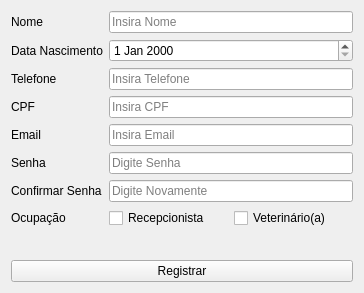
The window that tela_registrar.ui (mateuszinum/Projeto-Clinica-Veterinaria) describes before a commit, drawn with Qt 5.
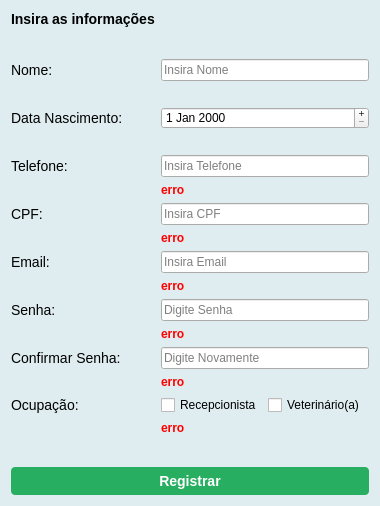
The same window after the commit.

```diff
--- a/tela_registrar.ui
+++ b/tela_registrar.ui
@@ -6,23 +6,36 @@
    <rect>
     <x>0</x>
     <y>0</y>
-    <width>364</width>
-    <height>274</height>
+    <width>380</width>
+    <height>498</height>
    </rect>
   </property>
   <property name="windowTitle">
-   <string>Form</string>
+   <string>Tela Registrar</string>
+  </property>
+  <property name="styleSheet">
+   <string notr="true">QWidget#Form {
+    background-color: #dfedf0;
+}</string>
   </property>
   <layout class="QFormLayout" name="formLayout">
-   <item row="0" column="0">
+   <item row="2" column="0">
     <widget class="QLabel" name="label">
+     <property name="styleSheet">
+      <string notr="true">    font-family: &quot;Arial&quot;, sans-serif;
+    font-size: 14px;</string>
+     </property>
      <property name="text">
-      <string>Nome</string>
+      <string>Nome:</string>
      </property>
     </widget>
    </item>
-   <item row="0" column="1">
+   <item row="2" column="1">
     <widget class="QLineEdit" name="nome_input">
+     <property name="styleSheet">
+      <string notr="true">    font-family: &quot;Arial&quot;, sans-serif;
+    font-size: 12px;</string>
+     </property>
      <property name="text">
       <string/>
      </property>
@@ -31,25 +44,75 @@
      </property>
     </widget>
    </item>
-   <item row="1" column="0">
+   <item row="4" column="0">
     <widget class="QLabel" name="label_2">
+     <property name="styleSheet">
+      <string notr="true">    font-family: &quot;Arial&quot;, sans-serif;
+    font-size: 14px;</string>
+     </property>
      <property name="text">
-      <string>Data Nascimento</string>
+      <string>Data Nascimento:</string>
      </property>
     </widget>
    </item>
-   <item row="1" column="1">
-    <widget class="QDateEdit" name="data_input"/>
+   <item row="4" column="1">
+    <widget class="QDateEdit" name="data_input">
+     <property name="styleSheet">
+      <string notr="true">    font-family: &quot;Arial&quot;, sans-serif;
+    font-size: 12px;</string>
+     </property>
+     <property name="wrapping">
+      <bool>false</bool>
+     </property>
+     <property name="buttonSymbols">
+      <enum>QAbstractSpinBox::PlusMinus</enum>
+     </property>
+     <property name="maximumDateTime">
+      <datetime>
+       <hour>23</hour>
+       <minute>59</minute>
+       <second>59</second>
+       <year>2010</year>
+       <month>12</month>
+       <day>31</day>
+      </datetime>
+     </property>
+     <property name="minimumDateTime">
+      <datetime>
+       <hour>0</hour>
+       <minute>0</minute>
+       <second>0</second>
+       <year>1920</year>
+       <month>9</month>
+       <day>14</day>
+      </datetime>
+     </property>
+     <property name="maximumDate">
+      <date>
+       <year>2010</year>
+       <month>12</month>
+       <day>31</day>
+      </date>
+     </property>
+    </widget>
    </item>
-   <item row="2" column="0">
+   <item row="6" column="0">
     <widget class="QLabel" name="label_8">
+     <property name="styleSheet">
+      <string notr="true">    font-family: &quot;Arial&quot;, sans-serif;
+    font-size: 14px;</string>
+     </property>
      <property name="text">
-      <string>Telefone</string>
+      <string>Telefone:</string>
      </property>
     </widget>
    </item>
-   <item row="2" column="1">
+   <item row="6" column="1">
     <widget class="QLineEdit" name="telefone_input">
+     <property name="styleSheet">
+      <string notr="true">    font-family: &quot;Arial&quot;, sans-serif;
+    font-size: 12px;</string>
+     </property>
      <property name="inputMask">
       <string/>
      </property>
@@ -58,15 +121,23 @@
      </property>
     </widget>
    </item>
-   <item row="3" column="0">
+   <item row="8" column="0">
     <widget class="QLabel" name="label_3">
+     <property name="styleSheet">
+      <string notr="true">    font-family: &quot;Arial&quot;, sans-serif;
+    font-size: 14px;</string>
+     </property>
      <property name="text">
-      <string>CPF</string>
+      <string>CPF:</string>
      </property>
     </widget>
    </item>
-   <item row="3" column="1">
+   <item row="8" column="1">
     <widget class="QLineEdit" name="cpf_input">
+     <property name="styleSheet">
+      <string notr="true">    font-family: &quot;Arial&quot;, sans-serif;
+    font-size: 12px;</string>
+     </property>
      <property name="inputMask">
       <string/>
      </property>
@@ -78,29 +149,46 @@
      </property>
     </widget>
    </item>
-   <item row="4" column="0">
+   <item row="10" column="0">
     <widget class="QLabel" name="label_4">
+     <property name="styleSheet">
+      <string notr="true">    font-family: &quot;Arial&quot;, sans-serif;
+    font-size: 14px;</string>
+     </property>
      <property name="text">
-      <string>Email</string>
+      <string>Email:</string>
      </property>
     </widget>
    </item>
-   <item row="4" column="1">
+   <item row="10" column="1">
     <widget class="QLineEdit" name="email_input">
+     <property name="styleSheet">
+      <string notr="true">    font-family: &quot;Arial&quot;, sans-serif;
+    font-size: 12px;
+</string>
+     </property>
      <property name="placeholderText">
       <string>Insira Email</string>
      </property>
     </widget>
    </item>
-   <item row="5" column="0">
+   <item row="12" column="0">
     <widget class="QLabel" name="label_5">
+     <property name="styleSheet">
+      <string notr="true">    font-family: &quot;Arial&quot;, sans-serif;
+    font-size: 14px;</string>
+     </property>
      <property name="text">
-      <string>Senha</string>
+      <string>Senha:</string>
      </property>
     </widget>
    </item>
-   <item row="5" column="1">
+   <item row="12" column="1">
     <widget class="QLineEdit" name="senha_input">
+     <property name="styleSheet">
+      <string notr="true">    font-family: &quot;Arial&quot;, sans-serif;
+    font-size: 12px;</string>
+     </property>
      <property name="echoMode">
       <enum>QLineEdit::Password</enum>
      </property>
@@ -109,15 +197,23 @@
      </property>
     </widget>
    </item>
-   <item row="6" column="0">
+   <item row="14" column="0">
     <widget class="QLabel" name="label_6">
+     <property name="styleSheet">
+      <string notr="true">    font-family: &quot;Arial&quot;, sans-serif;
+    font-size: 14px;</string>
+     </property>
      <property name="text">
-      <string>Confirmar Senha</string>
+      <string>Confirmar Senha:</string>
      </property>
     </widget>
    </item>
-   <item row="6" column="1">
+   <item row="14" column="1">
     <widget class="QLineEdit" name="confirmar_senha_input">
+     <property name="styleSheet">
+      <string notr="true">    font-family: &quot;Arial&quot;, sans-serif;
+    font-size: 12px;</string>
+     </property>
      <property name="echoMode">
       <enum>QLineEdit::Password</enum>
      </property>
@@ -126,17 +222,25 @@
      </property>
     </widget>
    </item>
-   <item row="7" column="0">
+   <item row="16" column="0">
     <widget class="QLabel" name="label_7">
+     <property name="styleSheet">
+      <string notr="true">    font-family: &quot;Arial&quot;, sans-serif;
+    font-size: 14px;</string>
+     </property>
      <property name="text">
-      <string>Ocupação</string>
+      <string>Ocupação:</string>
      </property>
     </widget>
    </item>
-   <item row="7" column="1">
+   <item row="16" column="1">
     <layout class="QHBoxLayout" name="horizontalLayout">
      <item>
       <widget class="QCheckBox" name="recepcionista_check_input">
+       <property name="styleSheet">
+        <string notr="true">    font-family: &quot;Arial&quot;, sans-serif;
+    font-size: 12px;</string>
+       </property>
        <property name="text">
         <string>Recepcionista</string>
        </property>
@@ -144,6 +248,10 @@
      </item>
      <item>
       <widget class="QCheckBox" name="veterianrio_check_input">
+       <property name="styleSheet">
+        <string notr="true">    font-family: &quot;Arial&quot;, sans-serif;
+    font-size: 12px;</string>
+       </property>
        <property name="text">
         <string>Veterinário(a)</string>
        </property>
@@ -151,26 +259,158 @@
      </item>
     </layout>
    </item>
-   <item row="8" column="0" colspan="2">
-    <spacer name="horizontalSpacer">
-     <property name="orientation">
-      <enum>Qt::Horizontal</enum>
+   <item row="3" column="1">
+    <widget class="QLabel" name="label_9">
+     <property name="text">
+      <string/>
      </property>
-     <property name="sizeHint" stdset="0">
-      <size>
-       <width>40</width>
-       <height>20</height>
-      </size>
+    </widget>
+   </item>
+   <item row="5" column="1">
+    <widget class="QLabel" name="label_10">
+     <property name="text">
+      <string/>
      </property>
-    </spacer>
+    </widget>
    </item>
-   <item row="9" column="0" colspan="2">
+   <item row="7" column="1">
+    <widget class="QLabel" name="labelWarning1">
+     <property name="styleSheet">
+      <string notr="true">    font-family: &quot;Arial&quot;, sans-serif;
+    font-size: 12px;
+    font-weight: bold;
+color: red</string>
+     </property>
+     <property name="text">
+      <string>erro</string>
+     </property>
+    </widget>
+   </item>
+   <item row="9" column="1">
+    <widget class="QLabel" name="labelWarning2">
+     <property name="styleSheet">
+      <string notr="true">    font-family: &quot;Arial&quot;, sans-serif;
+    font-size: 12px;
+    font-weight: bold;
+color: red</string>
+     </property>
+     <property name="text">
+      <string>erro</string>
+     </property>
+    </widget>
+   </item>
+   <item row="11" column="1">
+    <widget class="QLabel" name="labelWarning3">
+     <property name="styleSheet">
+      <string notr="true">    font-family: &quot;Arial&quot;, sans-serif;
+    font-size: 12px;
+    font-weight: bold;
+color:red</string>
+     </property>
+     <property name="text">
+      <string>erro</string>
+     </property>
+    </widget>
+   </item>
+   <item row="13" column="1">
+    <widget class="QLabel" name="labelWarning4">
+     <property name="styleSheet">
+      <string notr="true">    font-family: &quot;Arial&quot;, sans-serif;
+    font-size: 12px;
+    font-weight: bold;
+color: red</string>
+     </property>
+     <property name="text">
+      <string>erro</string>
+     </property>
+    </widget>
+   </item>
+   <item row="15" column="1">
+    <widget class="QLabel" name="labelWarning5">
+     <property name="styleSheet">
+      <string notr="true">    font-family: &quot;Arial&quot;, sans-serif;
+    font-size: 12px;
+    font-weight: bold;
+color: red</string>
+     </property>
+     <property name="text">
+      <string>erro</string>
+     </property>
+    </widget>
+   </item>
+   <item row="17" column="1">
+    <widget class="QLabel" name="labelWarning6">
+     <property name="styleSheet">
+      <string notr="true">    font-family: &quot;Arial&quot;, sans-serif;
+    font-size: 12px;
+    font-weight: bold;
+color:red</string>
+     </property>
+     <property name="text">
+      <string>erro</string>
+     </property>
+    </widget>
+   </item>
+   <item row="19" column="0" colspan="2">
     <widget class="QPushButton" name="registrarBTN">
+     <property name="styleSheet">
+      <string notr="true">QPushButton {
+    background-color: #27ae60;
+    color: white;
+    border-radius: 4px;
+    border: none;
+    padding: 6px 12px;
+    font-family: &quot;Arial&quot;, sans-serif;
+    font-size: 14px;
+    font-weight: bold;
+}
+QPushButton:hover {
+    background-color: #219150;
+}</string>
+     </property>
      <property name="text">
       <string>Registrar</string>
      </property>
     </widget>
    </item>
+   <item row="18" column="0" colspan="2">
+    <spacer name="horizontalSpacer">
+     <property name="orientation">
+      <enum>Qt::Horizontal</enum>
+     </property>
+     <property name="sizeHint" stdset="0">
+      <size>
+       <width>40</width>
+       <height>20</height>
+      </size>
+     </property>
+    </spacer>
+   </item>
+   <item row="1" column="0" colspan="2">
+    <spacer name="horizontalSpacer_2">
+     <property name="orientation">
+      <enum>Qt::Horizontal</enum>
+     </property>
+     <property name="sizeHint" stdset="0">
+      <size>
+       <width>40</width>
+       <height>20</height>
+      </size>
+     </property>
+    </spacer>
+   </item>
+   <item row="0" column="0">
+    <widget class="QLabel" name="label_17">
+     <property name="styleSheet">
+      <string notr="true">    font-family: &quot;Arial&quot;, sans-serif;
+    font-size: 14px;
+    font-weight: bold;</string>
+     </property>
+     <property name="text">
+      <string>Insira as informações</string>
+     </property>
+    </widget>
+   </item>
   </layout>
  </widget>
  <resources/>
```
